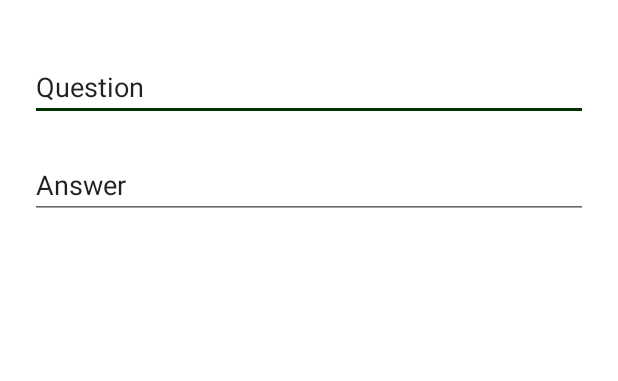
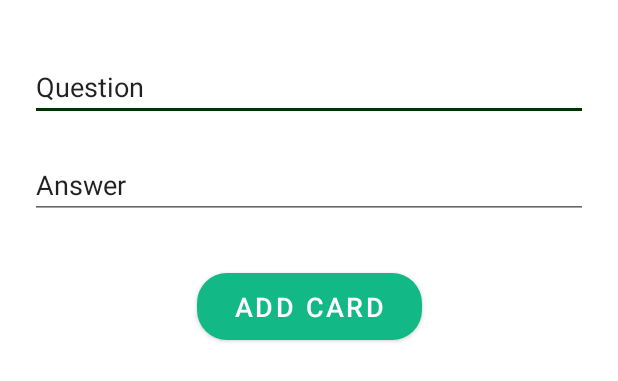
Before and after one commit to KarakatBM/hippocampus, an Android app: the layout add_flashcard_page.xml on its own in the app's theme, with its tools: preview values and no code run, on a phone screen of 412 x 824 dp. Shown: the top 381 px of the screen. Run offline under Robolectric (Android 15) with nearby library versions, the light colour scheme and no system bars.

Commit message:
add_flashcard_layout + Buttom Add_ Add Card

```diff
--- a/app/src/main/res/layout/add_flashcard_page.xml
+++ b/app/src/main/res/layout/add_flashcard_page.xml
@@ -27,6 +27,20 @@
         app:layout_constraintTop_toBottomOf="@id/add_question"
         app:layout_constraintStart_toStartOf="parent"
         />
+    <Button
+        android:layout_width="wrap_content"
+        android:layout_height="wrap_content"
+        android:text="Add Card"
+        android:textAlignment="center"
+        android:textColor="@color/white"
+        android:textSize="18sp"
+        app:cornerRadius="20dp"
+        android:paddingVertical="10dp"
+        android:paddingHorizontal="25dp"
+        android:layout_marginTop="30dp"
+        app:layout_constraintEnd_toEndOf="parent"
+        app:layout_constraintStart_toStartOf="parent"
+        app:layout_constraintTop_toBottomOf="@id/add_answer" />
 
 
 </androidx.constraintlayout.widget.ConstraintLayout>
```
